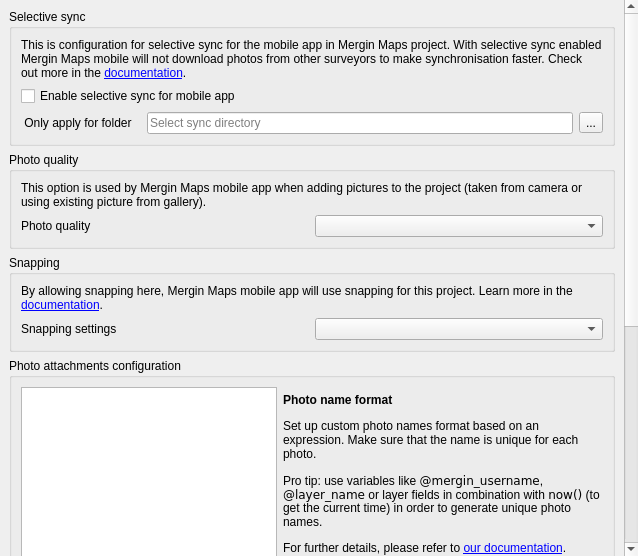
Above: Mergin/ui/ui_project_config.ui from MerginMaps/qgis-plugin before the change. Below: the same form after it.
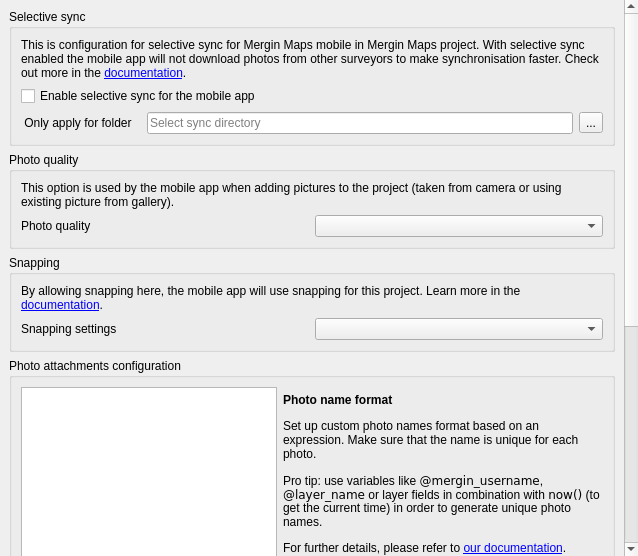
That is the form after the change. Custom widgets are drawn as their Qt base class.

Commit message: Use shortan for mobile app name

```diff
--- a/Mergin/ui/ui_project_config.ui
+++ b/Mergin/ui/ui_project_config.ui
@@ -59,7 +59,7 @@
           <item row="0" column="0" colspan="4">
            <widget class="QLabel" name="label">
             <property name="text">
-             <string>&lt;html&gt;&lt;head/&gt;&lt;body&gt;&lt;p&gt;This is configuration for selective sync for the mobile app in Mergin Maps project. With selective sync enabled Mergin Maps mobile will not download photos from other surveyors to make synchronisation faster. Check out more in the &lt;a href=&quot;https://merginmaps.com/docs/manage/selective_sync/&quot;&gt;&lt;span style=&quot; text-decoration: underline; color:#0000ff;&quot;&gt;documentation&lt;/span&gt;&lt;/a&gt;.&lt;/p&gt;&lt;/body&gt;&lt;/html&gt;</string>
+             <string>&lt;html&gt;&lt;head/&gt;&lt;body&gt;&lt;p&gt;This is configuration for selective sync for Mergin Maps mobile in Mergin Maps project. With selective sync enabled the mobile app will not download photos from other surveyors to make synchronisation faster. Check out more in the &lt;a href=&quot;https://merginmaps.com/docs/manage/selective_sync/&quot;&gt;&lt;span style=&quot; text-decoration: underline; color:#0000ff;&quot;&gt;documentation&lt;/span&gt;&lt;/a&gt;.&lt;/p&gt;&lt;/body&gt;&lt;/html&gt;</string>
             </property>
             <property name="wordWrap">
              <bool>true</bool>
@@ -108,7 +108,7 @@
              <bool>true</bool>
             </property>
             <property name="text">
-             <string>Enable selective sync for mobile app</string>
+             <string>Enable selective sync for the mobile app</string>
             </property>
            </widget>
           </item>
@@ -134,7 +134,7 @@
           <item row="0" column="0" colspan="2">
            <widget class="QLabel" name="label_3">
             <property name="text">
-             <string>&lt;html&gt;&lt;head/&gt;&lt;body&gt;&lt;p&gt;This option is used by Mergin Maps mobile app when adding pictures to the project (taken from camera or using existing picture from gallery).&lt;/p&gt;&lt;/body&gt;&lt;/html&gt;</string>
+             <string>&lt;html&gt;&lt;head/&gt;&lt;body&gt;&lt;p&gt;This option is used by the mobile app when adding pictures to the project (taken from camera or using existing picture from gallery).&lt;/p&gt;&lt;/body&gt;&lt;/html&gt;</string>
             </property>
             <property name="wordWrap">
              <bool>true</bool>
@@ -166,7 +166,7 @@
           <item row="0" column="0" colspan="2">
            <widget class="QLabel" name="label_4">
             <property name="text">
-             <string>&lt;html&gt;&lt;head/&gt;&lt;body&gt;&lt;p&gt;By allowing snapping here, Mergin Maps mobile app will use snapping for this project. Learn more in the &lt;a href=&quot;https://merginmaps.com/docs/gis/snapping/&quot;&gt;&lt;span style=&quot; text-decoration: underline; color:#0000ff;&quot;&gt;documentation&lt;/span&gt;&lt;/a&gt;.&lt;/p&gt;&lt;/body&gt;&lt;/html&gt;</string>
+             <string>&lt;html&gt;&lt;head/&gt;&lt;body&gt;&lt;p&gt;By allowing snapping here, the mobile app will use snapping for this project. Learn more in the &lt;a href=&quot;https://merginmaps.com/docs/gis/snapping/&quot;&gt;&lt;span style=&quot; text-decoration: underline; color:#0000ff;&quot;&gt;documentation&lt;/span&gt;&lt;/a&gt;.&lt;/p&gt;&lt;/body&gt;&lt;/html&gt;</string>
             </property>
             <property name="wordWrap">
              <bool>true</bool>
```
The commit also changes 3 other files.
